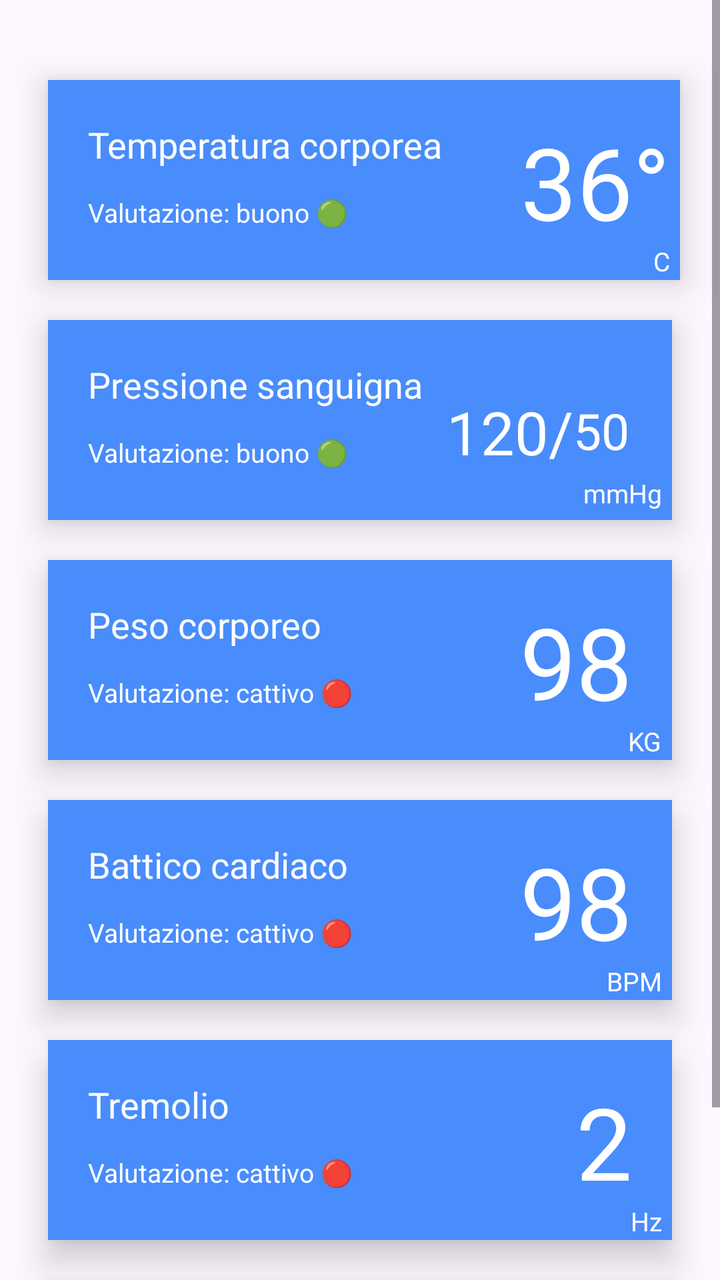
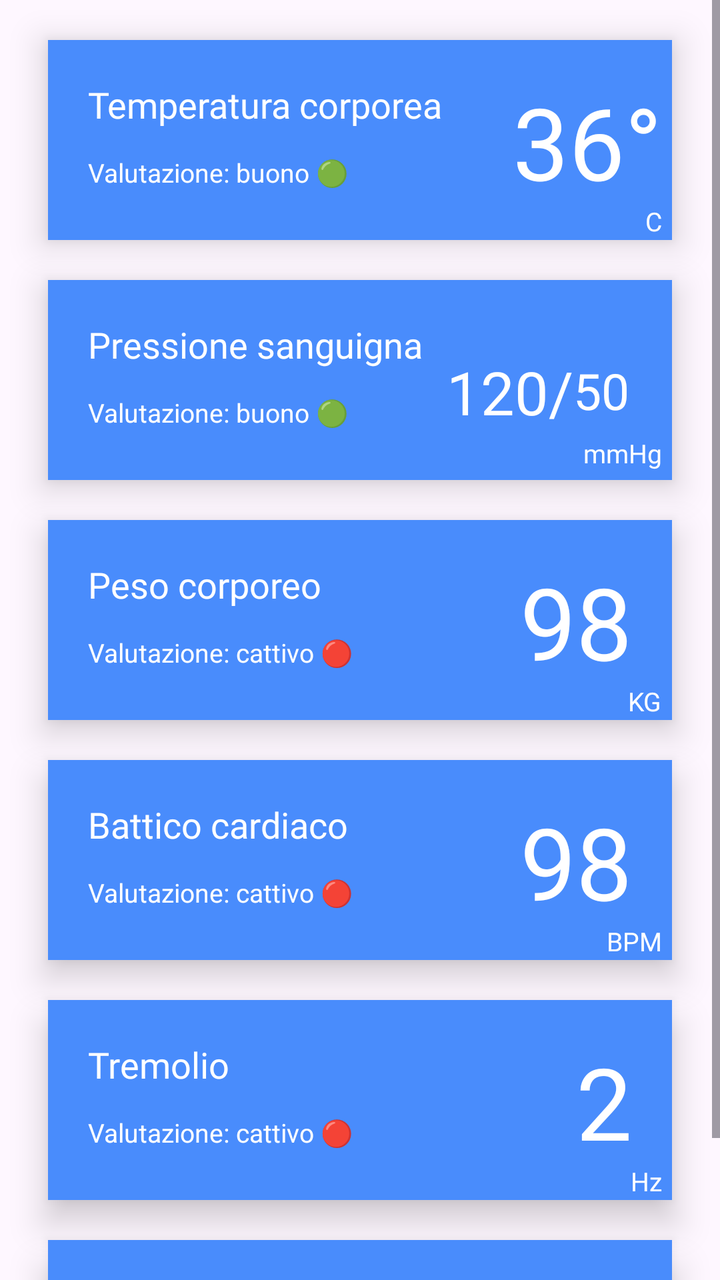

Compare the two renders of this Android layout. The source of the first and the diff that turns it into the second are given below.
<!-- AndroidManifest.xml: application theme Theme.AsilApp -->
<!-- res/layout/health_history_fragment.xml -->
<?xml version="1.0" encoding="utf-8"?>
<ScrollView xmlns:tools="http://schemas.android.com/tools"
    android:layout_width="match_parent"
    android:layout_height="match_parent"
    xmlns:android="http://schemas.android.com/apk/res/android"
    xmlns:app="http://schemas.android.com/apk/res-auto">
<androidx.constraintlayout.widget.ConstraintLayout
    android:layout_width="match_parent"
    android:layout_height="match_parent"
    tools:context=".view.home.HealthHistoryFragment">

    <androidx.constraintlayout.widget.ConstraintLayout
        android:id="@+id/bodyTemperatureView"
        android:elevation="10dp"
        android:layout_width="match_parent"
        android:layout_height="@dimen/heightHealthHistory"
        android:layout_marginStart="24dp"
        android:background="@color/colorHealthHistory"
        android:layout_marginTop="40dp"
        android:clickable="true"
        android:foreground="?android:attr/selectableItemBackground"
        android:layout_marginEnd="20dp"
        app:layout_constraintEnd_toEndOf="parent"
        app:layout_constraintHorizontal_bias="0.5"
        app:layout_constraintStart_toStartOf="parent"
        app:layout_constraintTop_toTopOf="parent">

        <TextView
            android:layout_width="wrap_content"
            android:layout_height="wrap_content"
            app:layout_constraintTop_toTopOf="parent"
            app:layout_constraintLeft_toLeftOf="parent"
            android:layout_marginTop="20dp"
            android:fontFamily="@font/titillium_web_bold"
            android:layout_marginLeft="20dp"
            android:text="@string/temperatureHealthHistory"
            android:textSize="@dimen/textTitleHealthHistory"
            android:textColor="@color/white"/>


        <TextView
            android:id="@+id/resultTemperature"
            android:layout_width="wrap_content"
            android:layout_height="wrap_content"
            android:layout_marginRight="5dp"
            android:layout_marginBottom="16dp"
            android:fontFamily="@font/titillium_web_bold"
            android:text="36°"
            android:textColor="@color/white"
            android:textSize="@dimen/resultHealthHistory"
            app:layout_constraintBottom_toBottomOf="parent"
            app:layout_constraintRight_toRightOf="parent" />


        <TextView
            android:id="@+id/unityTemperature"
            android:layout_width="wrap_content"
            android:layout_height="wrap_content"
            android:layout_marginRight="5dp"
            android:layout_marginBottom="3dp"
            android:fontFamily="@font/titillium_web_bold"
            android:text="C"
            android:textColor="@color/white"
            android:textSize="@dimen/resultUnityHealthHistory"
            app:layout_constraintBottom_toBottomOf="parent"
            app:layout_constraintRight_toRightOf="parent"
            app:layout_constraintTop_toBottomOf="@+id/resultTemperature" />


        <TextView
            android:id="@+id/evalutationHealthHistoryLabelTemperature"
            android:layout_width="wrap_content"
            android:layout_height="wrap_content"
            android:layout_marginLeft="20dp"
            android:layout_marginBottom="25dp"
            android:text="@string/evalutationHealthHistoryLabel"
            android:textColor="@color/white"
            android:textSize="13dp"
            app:layout_constraintBottom_toBottomOf="parent"
            app:layout_constraintLeft_toLeftOf="parent" />


        <TextView
            android:id="@+id/evalutationHealthHistoryTemperature"
            android:layout_width="wrap_content"
            android:layout_height="wrap_content"
            android:layout_marginStart="3dp"
            android:layout_marginBottom="25dp"
            android:text="buono 🟢"
            android:textColor="@color/white"
            android:textSize="13dp"
            app:layout_constraintBottom_toBottomOf="parent"
            app:layout_constraintLeft_toLeftOf="parent"
            app:layout_constraintStart_toEndOf="@+id/evalutationHealthHistoryLabelTemperature" />
    </androidx.constraintlayout.widget.ConstraintLayout>






    <androidx.constraintlayout.widget.ConstraintLayout
        android:id="@+id/bloodPressureView"
        android:layout_width="match_parent"
        android:elevation="10dp"
        android:background="@color/colorHealthHistory"
        android:clickable="true"
        android:foreground="?android:attr/selectableItemBackground"
        android:layout_height="@dimen/heightHealthHistory"
        android:layout_marginStart="@dimen/marginHealthHistory"
        android:layout_marginTop="@dimen/marginTopHealthHistory"
        android:layout_marginEnd="@dimen/marginHealthHistory"
        app:layout_constraintEnd_toEndOf="parent"
        app:layout_constraintHorizontal_bias="0.5"
        android:layout_marginLeft="@dimen/marginBetweenInputs"
        app:layout_constraintStart_toStartOf="parent"
        app:layout_constraintTop_toBottomOf="@+id/bodyTemperatureView">

    <TextView
        android:layout_width="wrap_content"
        android:layout_height="wrap_content"
        app:layout_constraintTop_toTopOf="@+id/bloodPressureView"
        app:layout_constraintLeft_toLeftOf="@+id/bloodPressureView"
        android:layout_marginTop="20dp"
        android:layout_marginLeft="20dp"
        android:fontFamily="@font/titillium_web_bold"
        android:text="@string/bloodPressureHealthHistory"
        android:textSize="@dimen/textTitleHealthHistory"
        android:textColor="@color/white"/>

        <TextView
            android:id="@+id/unityBloodPressure"
            android:layout_width="wrap_content"
            android:layout_height="wrap_content"
            android:layout_marginRight="5dp"
            android:layout_marginBottom="3dp"
            android:fontFamily="@font/titillium_web_bold"
            android:text="mmHg"
            android:textColor="@color/white"
            android:textSize="@dimen/resultUnityHealthHistory"
            app:layout_constraintBottom_toBottomOf="parent"
            app:layout_constraintRight_toRightOf="parent"
            app:layout_constraintTop_toBottomOf="@+id/resultBloodPressureMax" />

        <TextView
            android:id="@+id/resultBloodPressureMax"
            android:layout_width="wrap_content"
            android:layout_height="wrap_content"
            android:layout_marginRight="5dp"
            android:layout_marginBottom="24dp"
            android:fontFamily="@font/titillium_web_bold"
            android:text="120/"
            android:textColor="@color/white"
            android:textSize="@dimen/resultMaxPressureHealthHistory"
            app:layout_constraintBottom_toBottomOf="parent"
            app:layout_constraintRight_toLeftOf="@+id/unityBloodPressure" />

        <TextView
            android:id="@+id/resultBloodPressureMin"
            android:layout_width="wrap_content"
            android:layout_height="wrap_content"
            android:layout_marginBottom="28dp"
            android:fontFamily="@font/titillium_web_bold"
            android:text="50"
            android:textColor="@color/white"
            android:textSize="@dimen/resultMinPressureHealthHistory"
            app:layout_constraintBottom_toBottomOf="parent"
            app:layout_constraintLeft_toRightOf="@+id/resultBloodPressureMax" />

        <TextView
            android:id="@+id/evalutationHealthHistoryLabelBloodPressure"
            android:layout_width="wrap_content"
            android:layout_height="wrap_content"
            android:layout_marginLeft="20dp"
            android:layout_marginBottom="25dp"
            android:text="@string/evalutationHealthHistoryLabel"
            android:textColor="@color/white"
            android:textSize="13dp"
            app:layout_constraintBottom_toBottomOf="parent"
            app:layout_constraintLeft_toLeftOf="parent" />


        <TextView
            android:id="@+id/evalutationHealthHistoryBloodPressure"
            android:layout_width="wrap_content"
            android:layout_height="wrap_content"
            android:layout_marginStart="3dp"
            android:layout_marginBottom="25dp"
            android:text="buono 🟢"
            android:textColor="@color/white"
            android:textSize="13dp"
            app:layout_constraintBottom_toBottomOf="parent"
            app:layout_constraintLeft_toLeftOf="parent"
            app:layout_constraintStart_toEndOf="@+id/evalutationHealthHistoryLabelBloodPressure" />
    </androidx.constraintlayout.widget.ConstraintLayout>






    <androidx.constraintlayout.widget.ConstraintLayout
        android:id="@+id/weightView"
        android:elevation="10dp"
        android:layout_width="match_parent"
        android:background="@color/colorHealthHistory"
        android:clickable="true"
        android:foreground="?android:attr/selectableItemBackground"
        android:layout_height="@dimen/heightHealthHistory"
        android:layout_marginStart="@dimen/marginHealthHistory"
        android:layout_marginTop="@dimen/marginTopHealthHistory"
        android:layout_marginEnd="@dimen/marginHealthHistory"
        app:layout_constraintEnd_toEndOf="parent"
        app:layout_constraintHorizontal_bias="0.5"
        android:layout_marginLeft="@dimen/marginBetweenInputs"
        app:layout_constraintStart_toStartOf="parent"
        app:layout_constraintTop_toBottomOf="@+id/bloodPressureView">

        <TextView
            android:layout_width="wrap_content"
            android:layout_height="wrap_content"
            app:layout_constraintTop_toTopOf="parent"
            app:layout_constraintLeft_toLeftOf="parent"
            android:layout_marginTop="20dp"
            android:layout_marginLeft="20dp"
            android:fontFamily="@font/titillium_web_bold"
            android:text="@string/weightHealthHistory"
            android:textSize="@dimen/textTitleHealthHistory"
            android:textColor="@color/white"/>

        <TextView
            android:id="@+id/resultWeight"
            android:layout_width="wrap_content"
            android:layout_height="wrap_content"
            android:layout_marginRight="20dp"
            android:layout_marginBottom="16dp"
            android:fontFamily="@font/titillium_web_bold"
            android:text="98"
            android:textColor="@color/white"
            android:textSize="@dimen/resultHealthHistory"
            app:layout_constraintBottom_toBottomOf="parent"
            app:layout_constraintRight_toRightOf="parent" />


        <TextView
            android:id="@+id/unityWeight"
            android:layout_width="wrap_content"
            android:layout_height="wrap_content"
            android:layout_marginRight="5dp"
            android:layout_marginBottom="3dp"
            android:fontFamily="@font/titillium_web_bold"
            android:text="KG"
            android:textColor="@color/white"
            android:textSize="@dimen/resultUnityHealthHistory"
            app:layout_constraintBottom_toBottomOf="parent"
            app:layout_constraintRight_toRightOf="parent"
            app:layout_constraintTop_toBottomOf="@+id/resultWeight" />

        <TextView
            android:id="@+id/evalutationHealthHistoryLabelWeight"
            android:layout_width="wrap_content"
            android:layout_height="wrap_content"
            android:layout_marginLeft="20dp"
            android:layout_marginBottom="25dp"
            android:text="@string/evalutationHealthHistoryLabel"
            android:textColor="@color/white"
            android:textSize="13dp"
            app:layout_constraintBottom_toBottomOf="parent"
            app:layout_constraintLeft_toLeftOf="parent" />


        <TextView
            android:id="@+id/evalutationHealthHistoryWeight"
            android:layout_width="wrap_content"
            android:layout_height="wrap_content"
            android:layout_marginStart="3dp"
            android:layout_marginBottom="25dp"
            android:text="cattivo 🔴"
            android:textColor="@color/white"
            android:textSize="13dp"
            app:layout_constraintBottom_toBottomOf="parent"
            app:layout_constraintLeft_toLeftOf="parent"
            app:layout_constraintStart_toEndOf="@+id/evalutationHealthHistoryLabelWeight" />


    </androidx.constraintlayout.widget.ConstraintLayout>







    <androidx.constraintlayout.widget.ConstraintLayout
        android:id="@+id/bpmView"
        android:elevation="10dp"
        android:layout_width="match_parent"
        android:background="@color/colorHealthHistory"
        android:clickable="true"
        android:foreground="?android:attr/selectableItemBackground"
        android:layout_height="@dimen/heightHealthHistory"
        android:layout_marginStart="@dimen/marginHealthHistory"
        android:layout_marginTop="@dimen/marginTopHealthHistory"
        android:layout_marginEnd="@dimen/marginHealthHistory"
        app:layout_constraintEnd_toEndOf="parent"
        app:layout_constraintHorizontal_bias="0.5"
        android:layout_marginLeft="@dimen/marginBetweenInputs"
        app:layout_constraintStart_toStartOf="parent"
        app:layout_constraintTop_toBottomOf="@+id/weightView">

        <TextView
            android:layout_width="wrap_content"
            android:layout_height="wrap_content"
            app:layout_constraintTop_toTopOf="parent"
            app:layout_constraintLeft_toLeftOf="parent"
            android:layout_marginTop="20dp"
            android:layout_marginLeft="20dp"
            android:fontFamily="@font/titillium_web_bold"
            android:text="@string/bpmHealthHistory"
            android:textSize="@dimen/textTitleHealthHistory"
            android:textColor="@color/white"/>

        <TextView
            android:id="@+id/resultBPM"
            android:layout_width="wrap_content"
            android:layout_height="wrap_content"
            android:layout_marginRight="20dp"
            android:layout_marginBottom="16dp"
            android:fontFamily="@font/titillium_web_bold"
            android:text="98"
            android:textColor="@color/white"
            android:textSize="@dimen/resultHealthHistory"
            app:layout_constraintBottom_toBottomOf="parent"
            app:layout_constraintRight_toRightOf="parent" />


        <TextView
            android:id="@+id/unityBPM"
            android:layout_width="wrap_content"
            android:layout_height="wrap_content"
            android:layout_marginRight="5dp"
            android:layout_marginBottom="3dp"
            android:fontFamily="@font/titillium_web_bold"
            android:text="BPM"
            android:textColor="@color/white"
            android:textSize="@dimen/resultUnityHealthHistory"
            app:layout_constraintBottom_toBottomOf="parent"
            app:layout_constraintRight_toRightOf="parent"
            app:layout_constraintTop_toBottomOf="@+id/resultBPM" />

        <TextView
            android:id="@+id/evalutationHealthHistoryLabelBPM"
            android:layout_width="wrap_content"
            android:layout_height="wrap_content"
            android:layout_marginLeft="20dp"
            android:layout_marginBottom="25dp"
            android:text="@string/evalutationHealthHistoryLabel"
            android:textColor="@color/white"
            android:textSize="13dp"
            app:layout_constraintBottom_toBottomOf="parent"
            app:layout_constraintLeft_toLeftOf="parent" />


        <TextView
            android:id="@+id/evalutationHealthHistoryBPM"
            android:layout_width="wrap_content"
            android:layout_height="wrap_content"
            android:layout_marginStart="3dp"
            android:layout_marginBottom="25dp"
            android:text="cattivo 🔴"
            android:textColor="@color/white"
            android:textSize="13dp"
            app:layout_constraintBottom_toBottomOf="parent"
            app:layout_constraintLeft_toLeftOf="parent"
            app:layout_constraintStart_toEndOf="@+id/evalutationHealthHistoryLabelBPM" />
    </androidx.constraintlayout.widget.ConstraintLayout>






    <androidx.constraintlayout.widget.ConstraintLayout
        android:id="@+id/tremblingView"
        android:elevation="10dp"
        android:layout_width="match_parent"
        android:background="@color/colorHealthHistory"
        android:clickable="true"
        android:foreground="?android:attr/selectableItemBackground"
        android:layout_height="@dimen/heightHealthHistory"
        android:layout_marginStart="@dimen/marginHealthHistory"
        android:layout_marginTop="@dimen/marginTopHealthHistory"
        android:layout_marginEnd="@dimen/marginHealthHistory"
        app:layout_constraintEnd_toEndOf="parent"
        app:layout_constraintHorizontal_bias="0.5"
        android:layout_marginLeft="@dimen/marginBetweenInputs"
        app:layout_constraintStart_toStartOf="parent"
        app:layout_constraintTop_toBottomOf="@+id/bpmView">

        <TextView
            android:layout_width="wrap_content"
            android:layout_height="wrap_content"
            app:layout_constraintTop_toTopOf="parent"
            app:layout_constraintLeft_toLeftOf="parent"
            android:layout_marginTop="20dp"
            android:layout_marginLeft="20dp"
            android:fontFamily="@font/titillium_web_bold"
            android:text="@string/tremblingHealthHistory"
            android:textSize="@dimen/textTitleHealthHistory"
            android:textColor="@color/white"/>

        <TextView
            android:id="@+id/resultTrembling"
            android:layout_width="wrap_content"
            android:layout_height="wrap_content"
            android:layout_marginRight="20dp"
            android:layout_marginBottom="16dp"
            android:fontFamily="@font/titillium_web_bold"
            android:text="2"
            android:textColor="@color/white"
            android:textSize="@dimen/resultHealthHistory"
            app:layout_constraintBottom_toBottomOf="parent"
            app:layout_constraintRight_toRightOf="parent" />


        <TextView
            android:id="@+id/unityTrembling"
            android:layout_width="wrap_content"
            android:layout_height="wrap_content"
            android:layout_marginRight="5dp"
            android:layout_marginBottom="3dp"
            android:fontFamily="@font/titillium_web_bold"
            android:text="Hz"
            android:textColor="@color/white"
            android:textSize="@dimen/resultUnityHealthHistory"
            app:layout_constraintBottom_toBottomOf="parent"
            app:layout_constraintRight_toRightOf="parent"
            app:layout_constraintTop_toBottomOf="@+id/resultTrembling" />

        <TextView
            android:id="@+id/evalutationHealthHistoryLabelTrembling"
            android:layout_width="wrap_content"
            android:layout_height="wrap_content"
            android:layout_marginLeft="20dp"
            android:layout_marginBottom="25dp"
            android:text="@string/evalutationHealthHistoryLabel"
            android:textColor="@color/white"
            android:textSize="13dp"
            app:layout_constraintBottom_toBottomOf="parent"
            app:layout_constraintLeft_toLeftOf="parent" />


        <TextView
            android:id="@+id/evalutationHealthHistoryTrembling"
            android:layout_width="wrap_content"
            android:layout_height="wrap_content"
            android:layout_marginStart="3dp"
            android:layout_marginBottom="25dp"
            android:text="cattivo 🔴"
            android:textColor="@color/white"
            android:textSize="13dp"
            app:layout_constraintBottom_toBottomOf="parent"
            app:layout_constraintLeft_toLeftOf="parent"
            app:layout_constraintStart_toEndOf="@+id/evalutationHealthHistoryLabelTrembling" />
    </androidx.constraintlayout.widget.ConstraintLayout>




    <androidx.constraintlayout.widget.ConstraintLayout
        android:id="@+id/glucoseView"
        android:elevation="10dp"
        android:layout_width="match_parent"
        android:background="@color/colorHealthHistory"
        android:clickable="true"
        android:foreground="?android:attr/selectableItemBackground"
        android:layout_height="@dimen/heightHealthHistory"
        android:layout_marginStart="@dimen/marginHealthHistory"
        android:layout_marginTop="@dimen/marginTopHealthHistory"
        android:layout_marginEnd="@dimen/marginHealthHistory"
        app:layout_constraintEnd_toEndOf="parent"
        app:layout_constraintHorizontal_bias="0.5"
        android:layout_marginLeft="@dimen/marginBetweenInputs"
        app:layout_constraintStart_toStartOf="parent"
        app:layout_constraintTop_toBottomOf="@+id/tremblingView">

        <TextView
            android:layout_width="wrap_content"
            android:layout_height="wrap_content"
            app:layout_constraintTop_toTopOf="parent"
            app:layout_constraintLeft_toLeftOf="parent"
            android:layout_marginTop="20dp"
            android:layout_marginLeft="20dp"
            android:fontFamily="@font/titillium_web_bold"
            android:text="@string/glucoseHealthHistory"
            android:textSize="@dimen/textTitleHealthHistory"
            android:textColor="@color/white"/>

        <TextView
            android:id="@+id/resultGlucose"
            android:layout_width="wrap_content"
            android:layout_height="wrap_content"
            android:layout_marginRight="20dp"
            android:layout_marginBottom="16dp"
            android:fontFamily="@font/titillium_web_bold"
            android:text="25"
            android:textColor="@color/white"
            android:textSize="@dimen/resultHealthHistory"
            app:layout_constraintBottom_toBottomOf="parent"
            app:layout_constraintRight_toRightOf="parent" />


        <TextView
            android:id="@+id/unityGlucose"
            android:layout_width="wrap_content"
            android:layout_height="wrap_content"
            android:layout_marginRight="5dp"
            android:layout_marginBottom="3dp"
            android:fontFamily="@font/titillium_web_bold"
            android:text="mg/dL"
            android:textColor="@color/white"
            android:textSize="@dimen/resultUnityHealthHistory"
            app:layout_constraintBottom_toBottomOf="parent"
            app:layout_constraintRight_toRightOf="parent"
            app:layout_constraintTop_toBottomOf="@+id/resultGlucose" />

        <TextView
            android:id="@+id/evalutationHealthHistoryLabelGlucose"
            android:layout_width="wrap_content"
            android:layout_height="wrap_content"
            android:layout_marginLeft="20dp"
            android:layout_marginBottom="25dp"
            android:text="@string/evalutationHealthHistoryLabel"
            android:textColor="@color/white"
            android:textSize="13dp"
            app:layout_constraintBottom_toBottomOf="parent"
            app:layout_constraintLeft_toLeftOf="parent" />


        <TextView
            android:id="@+id/evalutationHealthHistoryGlucose"
            android:layout_width="wrap_content"
            android:layout_height="wrap_content"
            android:layout_marginStart="3dp"
            android:layout_marginBottom="25dp"
            android:text="cattivo 🔴"
            android:textColor="@color/white"
            android:textSize="13dp"
            app:layout_constraintBottom_toBottomOf="parent"
            app:layout_constraintLeft_toLeftOf="parent"
            app:layout_constraintStart_toEndOf="@+id/evalutationHealthHistoryLabelGlucose" />
    </androidx.constraintlayout.widget.ConstraintLayout>




</androidx.constraintlayout.widget.ConstraintLayout>
</ScrollView>
<!-- resources referenced by this layout -->
<resources>
  <color name="colorHealthHistory">#498cfc</color>
  <color name="white">#FFFFFFFF</color>
  <dimen name="heightHealthHistory">100dp</dimen>
  <dimen name="marginBetweenInputs">20dp</dimen>
  <dimen name="marginHealthHistory">24dp</dimen>
  <dimen name="marginTopHealthHistory">20dp</dimen>
  <dimen name="resultHealthHistory">50dp</dimen>
  <dimen name="resultMaxPressureHealthHistory">30dp</dimen>
  <dimen name="resultMinPressureHealthHistory">25dp</dimen>
  <dimen name="resultUnityHealthHistory">13dp</dimen>
  <dimen name="textTitleHealthHistory">18dp</dimen>
  <string name="bloodPressureHealthHistory">Pressione sanguigna</string>
  <string name="bpmHealthHistory">Battico cardiaco</string>
  <string name="evalutationHealthHistoryLabel">Valutazione:</string>
  <string name="glucoseHealthHistory">Glucosio</string>
  <string name="temperatureHealthHistory">Temperatura corporea️</string>
  <string name="tremblingHealthHistory">Tremolio</string>
  <string name="weightHealthHistory">Peso corporeo</string>
  <style name="Theme.AsilApp" parent="Base.Theme.AsilApp" />
  <style name="Base.Theme.AsilApp" parent="Theme.Material3.DayNight.NoActionBar">
          
          
      </style>
</resources>

<!-- the commit's change to res/layout/health_history_fragment.xml (unified diff, before → after) -->
@@ -11,16 +11,17 @@
 
     <androidx.constraintlayout.widget.ConstraintLayout
         android:id="@+id/bodyTemperatureView"
+        android:layout_width="match_parent"
         android:elevation="10dp"
-        android:layout_width="match_parent"
-        android:layout_height="@dimen/heightHealthHistory"
-        android:layout_marginStart="24dp"
         android:background="@color/colorHealthHistory"
-        android:layout_marginTop="40dp"
         android:clickable="true"
         android:foreground="?android:attr/selectableItemBackground"
-        android:layout_marginEnd="20dp"
+        android:layout_height="@dimen/heightHealthHistory"
+        android:layout_marginStart="@dimen/marginHealthHistory"
+        android:layout_marginTop="@dimen/marginTopHealthHistory"
+        android:layout_marginEnd="@dimen/marginHealthHistory"
         app:layout_constraintEnd_toEndOf="parent"
+        android:layout_marginLeft="@dimen/marginBetweenInputs"
         app:layout_constraintHorizontal_bias="0.5"
         app:layout_constraintStart_toStartOf="parent"
         app:layout_constraintTop_toTopOf="parent">
@@ -28,14 +29,14 @@
         <TextView
             android:layout_width="wrap_content"
             android:layout_height="wrap_content"
-            app:layout_constraintTop_toTopOf="parent"
-            app:layout_constraintLeft_toLeftOf="parent"
+            android:layout_marginLeft="20dp"
             android:layout_marginTop="20dp"
             android:fontFamily="@font/titillium_web_bold"
-            android:layout_marginLeft="20dp"
             android:text="@string/temperatureHealthHistory"
+            android:textColor="@color/white"
             android:textSize="@dimen/textTitleHealthHistory"
-            android:textColor="@color/white"/>
+            app:layout_constraintLeft_toLeftOf="parent"
+            app:layout_constraintTop_toTopOf="parent" />
 
 
         <TextView
@@ -59,7 +60,7 @@
             android:layout_marginRight="5dp"
             android:layout_marginBottom="3dp"
             android:fontFamily="@font/titillium_web_bold"
-            android:text="C"
+            android:text="@string/unityTemperature"
             android:textColor="@color/white"
             android:textSize="@dimen/resultUnityHealthHistory"
             app:layout_constraintBottom_toBottomOf="parent"
@@ -135,7 +136,7 @@
             android:layout_marginRight="5dp"
             android:layout_marginBottom="3dp"
             android:fontFamily="@font/titillium_web_bold"
-            android:text="mmHg"
+            android:text="@string/unityBloodPressure"
             android:textColor="@color/white"
             android:textSize="@dimen/resultUnityHealthHistory"
             app:layout_constraintBottom_toBottomOf="parent"
@@ -249,7 +250,7 @@
             android:layout_marginRight="5dp"
             android:layout_marginBottom="3dp"
             android:fontFamily="@font/titillium_web_bold"
-            android:text="KG"
+            android:text="@string/unityWeight"
             android:textColor="@color/white"
             android:textSize="@dimen/resultUnityHealthHistory"
             app:layout_constraintBottom_toBottomOf="parent"
@@ -341,7 +342,7 @@
             android:layout_marginRight="5dp"
             android:layout_marginBottom="3dp"
             android:fontFamily="@font/titillium_web_bold"
-            android:text="BPM"
+            android:text="@string/unityBPM"
             android:textColor="@color/white"
             android:textSize="@dimen/resultUnityHealthHistory"
             app:layout_constraintBottom_toBottomOf="parent"
@@ -430,7 +431,7 @@
             android:layout_marginRight="5dp"
             android:layout_marginBottom="3dp"
             android:fontFamily="@font/titillium_web_bold"
-            android:text="Hz"
+            android:text="@string/unityTrembling"
             android:textColor="@color/white"
             android:textSize="@dimen/resultUnityHealthHistory"
             app:layout_constraintBottom_toBottomOf="parent"
@@ -517,7 +518,7 @@
             android:layout_marginRight="5dp"
             android:layout_marginBottom="3dp"
             android:fontFamily="@font/titillium_web_bold"
-            android:text="mg/dL"
+            android:text="@string/unityGlucose"
             android:textColor="@color/white"
             android:textSize="@dimen/resultUnityHealthHistory"
             app:layout_constraintBottom_toBottomOf="parent"
<!-- resource entries referenced after the edit -->
@@ -17,6 +17,12 @@
   <string name="glucoseHealthHistory">Glucosio</string>
   <string name="temperatureHealthHistory">Temperatura corporea️</string>
   <string name="tremblingHealthHistory">Tremolio</string>
+  <string name="unityBPM">BPM</string>
+  <string name="unityBloodPressure">mmHg</string>
+  <string name="unityGlucose">mg/dL</string>
+  <string name="unityTemperature">C</string>
+  <string name="unityTrembling">Hz</string>
+  <string name="unityWeight">KG</string>
   <string name="weightHealthHistory">Peso corporeo</string>
   <style name="Theme.AsilApp" parent="Base.Theme.AsilApp" />
   <style name="Base.Theme.AsilApp" parent="Theme.Material3.DayNight.NoActionBar">
